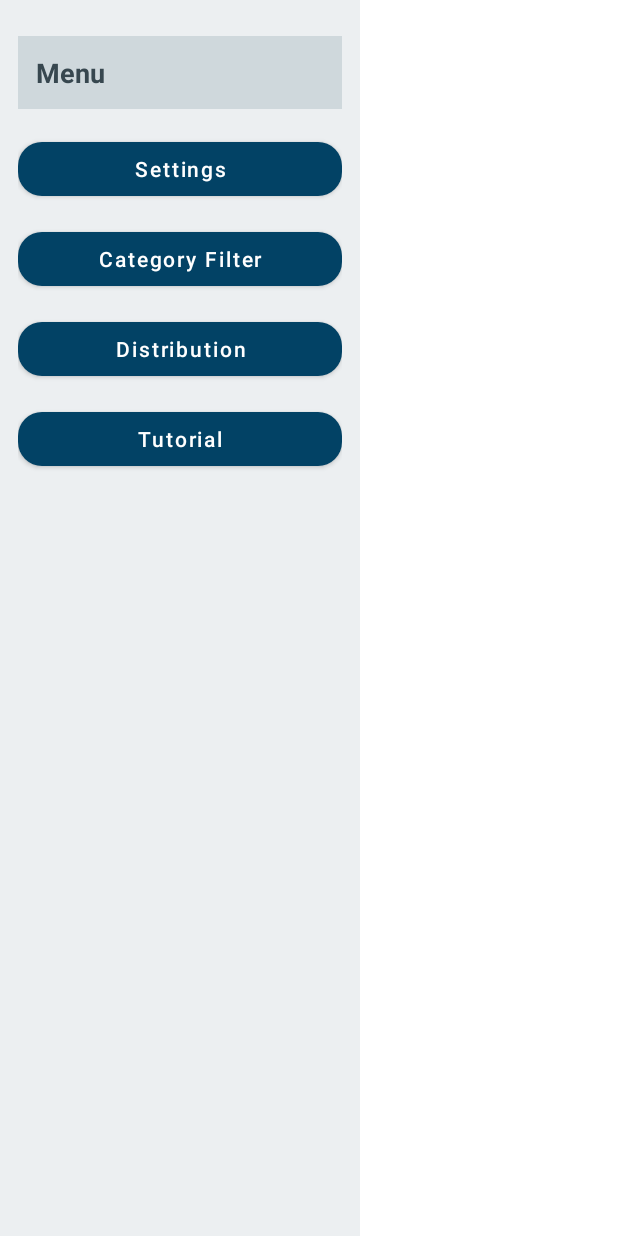
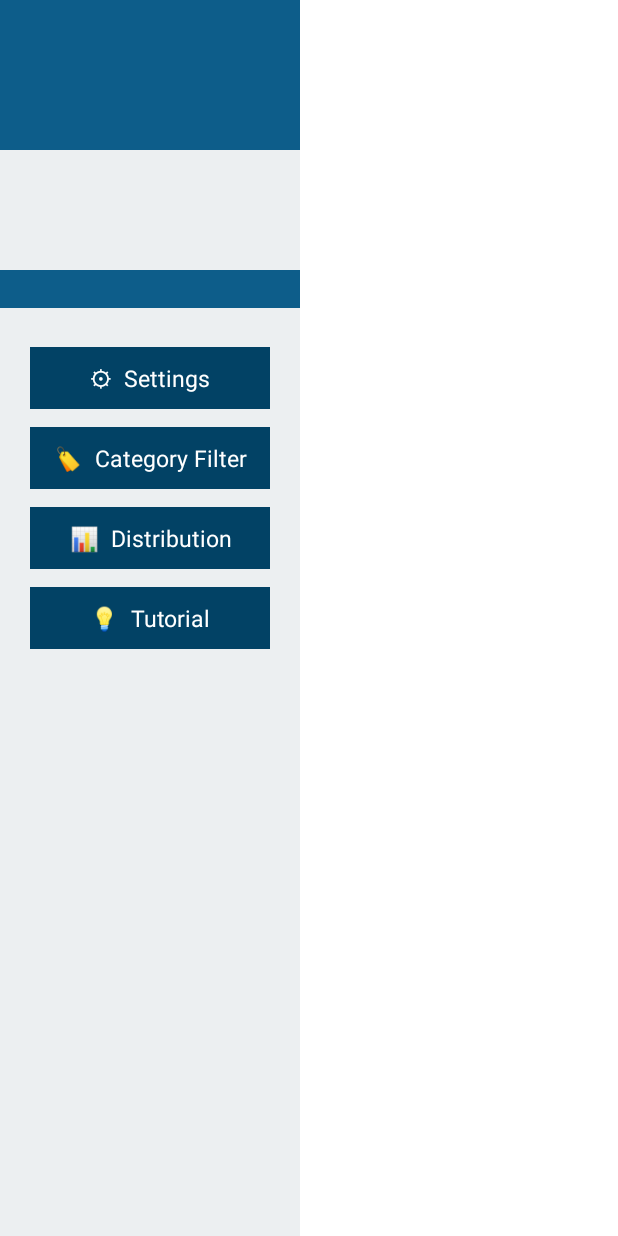
Before and after one commit to PIXEL-PEN/Where-It-Went, an Android app: the layout activity_slider_drawer.xml on its own in the app's theme, with its tools: preview values and no code run, on a phone screen of 412 x 824 dp. Run offline under Robolectric (Android 15) with nearby library versions, the phone set to English and light mode, and no system bars.

Commit message:
UI checkpoint: slider functional, sharp buttons, correct colors but too wide

```diff
--- a/app/src/main/res/layout/activity_slider_drawer.xml
+++ b/app/src/main/res/layout/activity_slider_drawer.xml
@@ -1,62 +1,94 @@
 <?xml version="1.0" encoding="utf-8"?>
 <LinearLayout xmlns:android="http://schemas.android.com/apk/res/android"
     android:id="@+id/slider_drawer"
-    android:layout_width="240dp"
+    android:orientation="vertical"
+    android:layout_width="200dp"
     android:layout_height="match_parent"
+    android:background="#0B4B6E"
+    android:padding="0dp">
+
+    <!-- Top accent bar -->
+    <View
+        android:layout_width="match_parent"
+        android:layout_height="100dp"
+        android:background="#0D5D8A" />
+
+    <!-- Spacer / logo area -->
+    <View
+        android:layout_width="match_parent"
+        android:layout_height="80dp"
+        android:background="#ECEFF1" />
+
+    <!-- Bottom accent bar -->
+    <View
+        android:layout_width="match_parent"
+        android:layout_height="25dp"
+        android:background="#0D5D8A" />
+
+    <!-- Menu links -->
+    <ScrollView
+        android:layout_width="match_parent"
+        android:layout_height="0dp"
+        android:layout_weight="1"
+        android:fillViewport="true"
+        android:background="#ECEFF1">
+
+        <LinearLayout
             android:orientation="vertical"
-    android:background="#ECEFF1"
-    android:paddingTop="24dp"
-    android:paddingBottom="24dp"
-    android:paddingStart="12dp"
-    android:paddingEnd="12dp">
-
-    <!-- Header bar -->
-    <TextView
-        android:id="@+id/sliderHeader"
             android:layout_width="match_parent"
             android:layout_height="wrap_content"
-        android:text="Menu"
-        android:textSize="18sp"
-        android:textStyle="bold"
-        android:gravity="center_vertical"
-        android:padding="12dp"
-        android:textColor="#37474F"
-        android:background="#CFD8DC" />
+            android:paddingTop="20dp"
+            android:paddingBottom="40dp"
+            android:gravity="center_horizontal">
 
-    <!-- Settings -->
-    <Button
+            <TextView
                 android:id="@+id/linkSettings"
-        android:layout_width="match_parent"
+                android:layout_width="160dp"
                 android:layout_height="wrap_content"
-        android:text="Settings"
-        android:textAllCaps="false"
-        android:layout_marginTop="16dp" />
+                android:layout_marginVertical="6dp"
+                android:paddingVertical="10dp"
+                android:gravity="center"
+                android:text="⚙  Settings"
+                android:textColor="#FFFFFF"
+                android:textSize="15sp"
+                android:background="#024265" />
 
-    <!-- Category Filter -->
-    <Button
+            <TextView
                 android:id="@+id/linkCategoryFilter"
-        android:layout_width="match_parent"
+                android:layout_width="160dp"
                 android:layout_height="wrap_content"
-        android:text="Category Filter"
-        android:textAllCaps="false"
-        android:layout_marginTop="12dp" />
+                android:layout_marginVertical="6dp"
+                android:paddingVertical="10dp"
+                android:gravity="center"
+                android:text="🏷  Category Filter"
+                android:textColor="#FFFFFF"
+                android:textSize="15sp"
+                android:background="#024265" />
 
-    <!-- Distribution -->
-    <Button
+            <TextView
                 android:id="@+id/linkDistribution"
-        android:layout_width="match_parent"
+                android:layout_width="160dp"
                 android:layout_height="wrap_content"
-        android:text="Distribution"
-        android:textAllCaps="false"
-        android:layout_marginTop="12dp" />
+                android:layout_marginVertical="6dp"
+                android:paddingVertical="10dp"
+                android:gravity="center"
+                android:text="📊  Distribution"
+                android:textColor="#FFFFFF"
+                android:textSize="15sp"
+                android:background="#024265" />
 
-    <!-- Tutorial -->
-    <Button
+            <TextView
                 android:id="@+id/linkTutorial"
-        android:layout_width="match_parent"
+                android:layout_width="160dp"
                 android:layout_height="wrap_content"
-        android:text="Tutorial"
-        android:textAllCaps="false"
-        android:layout_marginTop="12dp" />
+                android:layout_marginVertical="6dp"
+                android:paddingVertical="10dp"
+                android:gravity="center"
+                android:text="💡  Tutorial"
+                android:textColor="#FFFFFF"
+                android:textSize="15sp"
+                android:background="#024265" />
 
         </LinearLayout>
+    </ScrollView>
+</LinearLayout>
```
Lines whose indentation alone changed are shown as unchanged.
